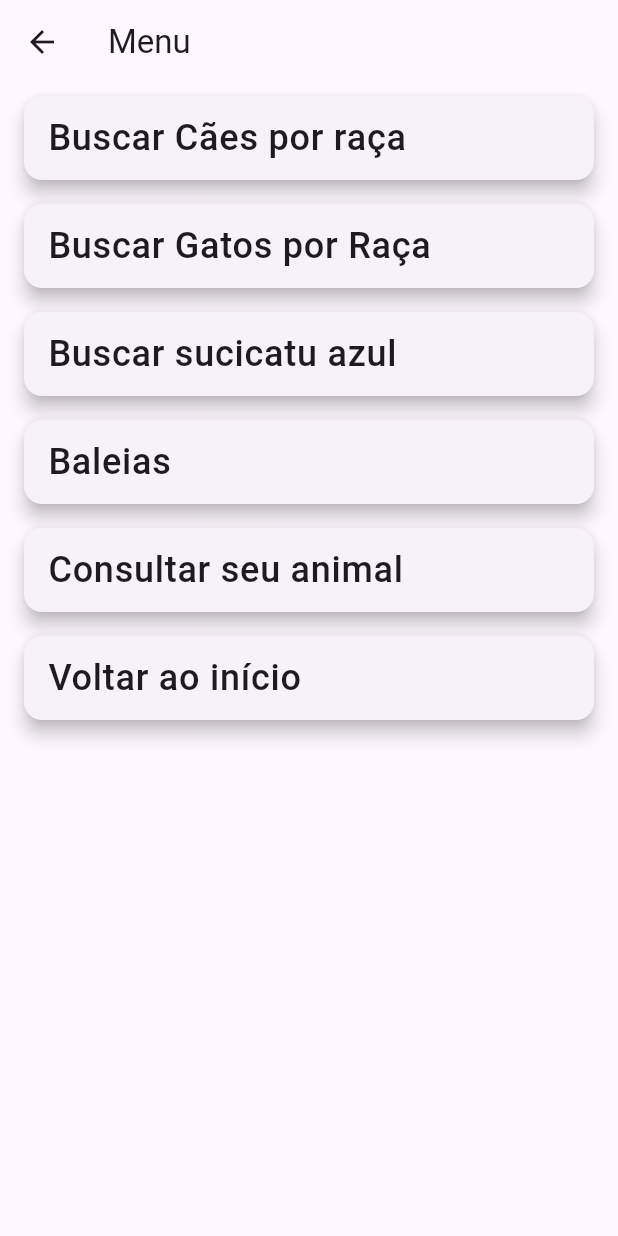
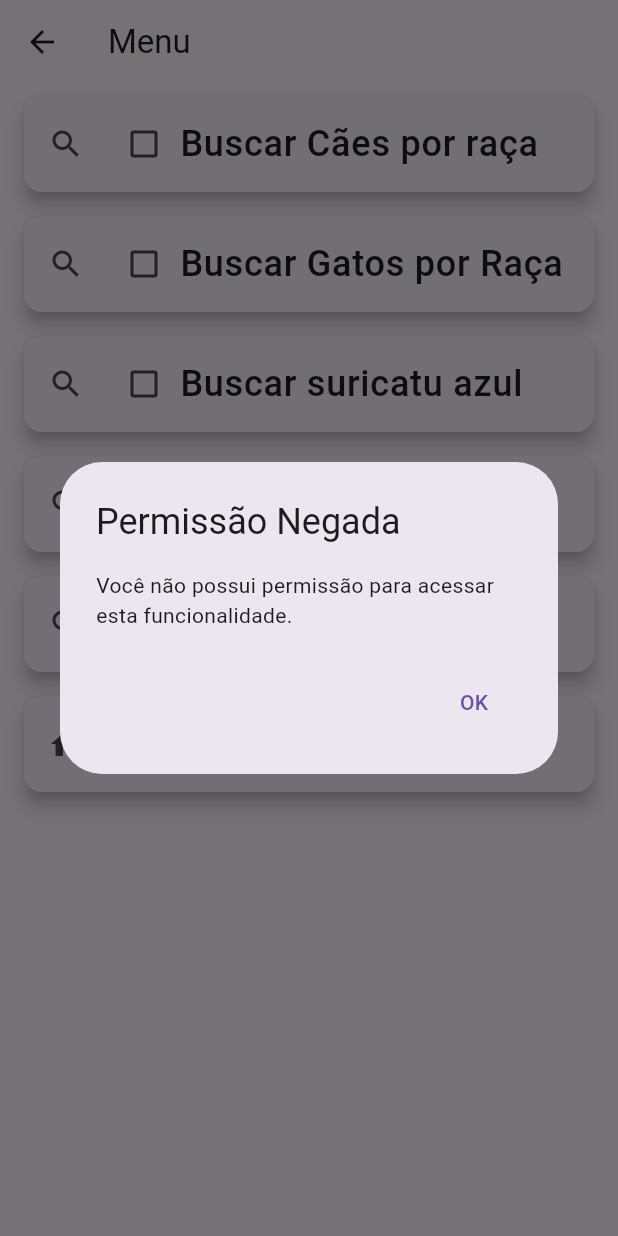
Before and after one commit to alexsanderthorne/Mobile2, a Flutter app: the Menu screen opened directly, after a tap on "Buscar Cães por raça", on a phone screen of 412 x 824 dp. Run offline on Flutter 3.47's test engine with Material 3 defaults, Android fonts, the light colour scheme and no system bars; network calls fail.

Commit message:
implementacao de melhorias

```diff
--- a/lib/Menu.dart
+++ b/lib/Menu.dart
@@ -16,16 +16,45 @@ class Menu extends StatefulWidget {
 }
 
 class _MenuState extends State<Menu> {
-  bool isCardPressed = false; // Flag para verificar se um card foi pressionado
+  static const _menuItems = [
+    {
+      'icon': Icons.search,
+      'label': 'Buscar Cães por raça',
+      'action': 'searchDogs'
+    },
+    {
+      'icon': Icons.search,
+      'label': 'Buscar Gatos por Raça',
+      'action': 'searchCats'
+    },
+    {
+      'icon': Icons.search,
+      'label': 'Buscar suricatu azul',
+      'action': 'searchSuricatu'
+    },
+    {'icon': Icons.search, 'label': 'Baleias', 'action': 'searchWhales'},
+    {
+      'icon': Icons.search,
+      'label': 'Consultar seu animal',
+      'action': 'consultAnimal'
+    },
+    {'icon': Icons.home, 'label': 'Voltar ao início', 'action': 'backToHome'},
+  ];
 
-  static const _menuTitles = [
-    'Buscar Cães por raça',
-    'Buscar Gatos por Raça',
-    'Buscar sucicatu azul',
-    'Baleias',
-    'Consultar seu animal',
-    'Voltar ao início',
-  ];
+  late Map<String, bool> permissions;
+
+  @override
+  void initState() {
+    super.initState();
+    permissions = {
+      'searchDogs': true,
+      'searchCats': false,
+      'searchSuricatu': true,
+      'searchWhales': true,
+      'consultAnimal': true,
+      'backToHome': true,
+    };
+  }
 
   @override
   Widget build(BuildContext context) {
@@ -39,32 +68,95 @@ class _MenuState extends State<Menu> {
 
   Widget _buildContent() {
     return ListView.builder(
-      itemCount: _menuTitles.length,
+      itemCount: _menuItems.length,
       itemBuilder: (context, index) {
+        final String action = _menuItems[index]['action'] as String;
+
+        return _buildCard(
+          icon: _menuItems[index]['icon'] as IconData,
+          label: _menuItems[index]['label'] as String,
+          onPressed: () {
+            if (permissions[action]!) {
+              _handleCardPress(action);
+            } else {
+              _showPermissionAlert();
+            }
+          },
+        );
+      },
+    );
+  }
+
+  Widget _buildCard({
+    required IconData icon,
+    required String label,
+    required VoidCallback onPressed,
+  }) {
     return Card(
       elevation: 5.0,
       margin: EdgeInsets.symmetric(horizontal: 16, vertical: 8),
       child: ListTile(
-            title: Text(
-              _menuTitles[index],
+        leading: Icon(icon),
+        title: Row(
+          children: [
+            Checkbox(
+              value: permissions[label] ?? false,
+              onChanged: (value) {
+                setState(() {
+                  permissions[label] = value ?? false;
+                });
+              },
+            ),
+            Text(
+              label,
               style: TextStyle(
                 fontSize: 24,
                 fontWeight: FontWeight.w500,
               ),
             ),
+          ],
+        ),
         onTap: () {
-              setState(() {
-                // Quando um card é pressionado, definimos a flag como true
-                isCardPressed = true;
-              });
-              if (_menuTitles[index] == 'Voltar ao início') {
-                Navigator.pop(context);
+          if (permissions[label] ?? false) {
+            onPressed();
+          } else {
+            _showPermissionAlert();
           }
         },
       ),
     );
+  }
+
+  void _handleCardPress(String action) {
+    setState(() {
+      // Realize ações com base na ação associada ao card
+      print('Ação associada: $action');
+
+      // Exemplo: se a ação for 'backToHome', volta à tela inicial
+      if (action == 'backToHome') {
+        Navigator.pop(context);
+      }
+    });
+  }
+
+  void _showPermissionAlert() {
+    showDialog(
+      context: context,
+      builder: (BuildContext context) {
+        return AlertDialog(
+          title: Text('Permissão Negada'),
+          content: Text(
+              'Você não possui permissão para acessar esta funcionalidade.'),
+          actions: <Widget>[
+            TextButton(
+              onPressed: () {
+                Navigator.of(context).pop();
+              },
+              child: Text('OK'),
+            ),
+          ],
+        );
       },
     );
-
   }
 }
```
Also changed, not shown: lib/PetListScreen.dart (added, +151 -0 lines), lib/main.dart (+11 -18 lines), pubspec.lock, 2 other files. Lines whose indentation alone changed are shown as unchanged.
